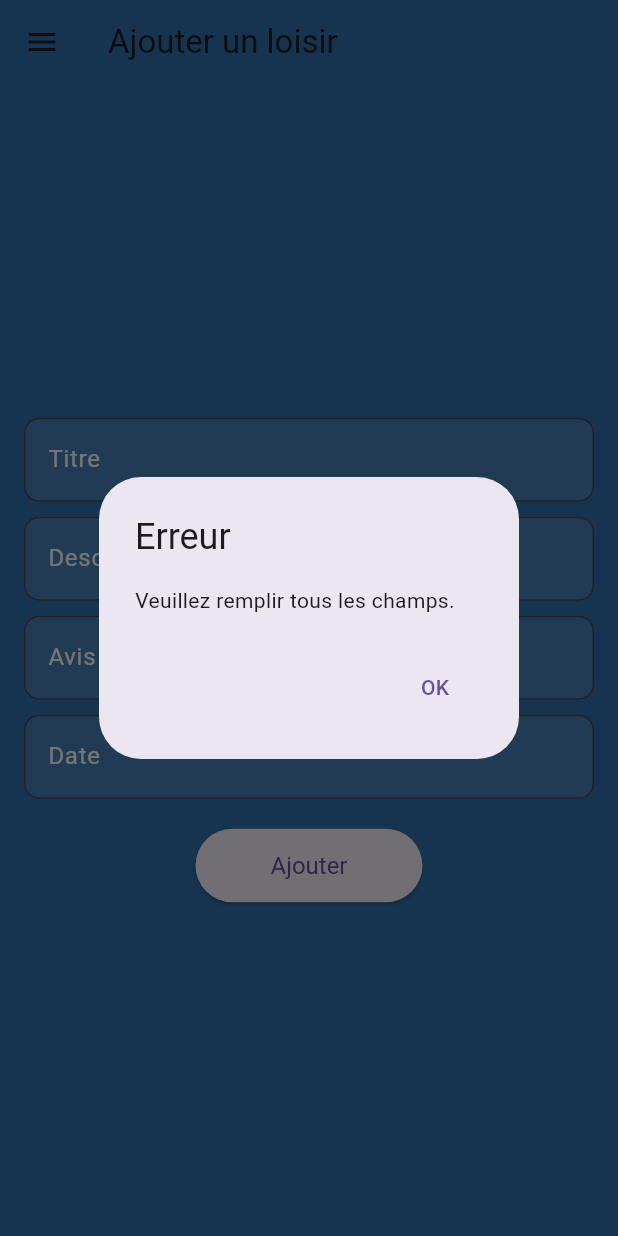
After one commit to Kvn9/film-flutter, a Flutter app: the AddLoisirPage screen opened by its route, after a tap on "Ajouter", on a phone screen of 412 x 824 dp. The commit adds this screen. Run offline on Flutter 3.47's test engine with Material 3 defaults, Android fonts, the light colour scheme and no system bars; Roboto replaces fonts that are missing (Numans).

Commit message:
Update Fichier

```diff
--- /dev/null
+++ b/lib/add_loisir_page.dart
@@ -0,0 +1,126 @@
+import 'package:flutter/material.dart';
+import 'drawer.dart';
+
+class AddLoisirPage extends StatefulWidget {
+  @override
+  _AddLoisirPageState createState() => _AddLoisirPageState();
+}
+
+class _AddLoisirPageState extends State<AddLoisirPage> {
+  final TextEditingController _titleController = TextEditingController();
+  final TextEditingController _descriptionController = TextEditingController();
+  final TextEditingController _reviewController = TextEditingController();
+  final TextEditingController _dateController = TextEditingController();
+
+  void _addLoisir() {
+    if (_titleController.text.isNotEmpty &&
+        _descriptionController.text.isNotEmpty &&
+        _reviewController.text.isNotEmpty &&
+        _dateController.text.isNotEmpty) {
+      final newLoisir = {
+        'title': _titleController.text,
+        'image': 'assets/images/default.jpg', // Image par défaut
+        'description': _descriptionController.text,
+        'review': _reviewController.text,
+        'date': _dateController.text,
+      };
+      Navigator.pop(context, newLoisir); // Retourner les données à HomePage
+    } else {
+      showDialog(
+        context: context,
+        builder: (context) => AlertDialog(
+          title: Text('Erreur'),
+          content: Text('Veuillez remplir tous les champs.'),
+          actions: [
+            TextButton(
+              onPressed: () => Navigator.pop(context),
+              child: Text('OK'),
+            ),
+          ],
+        ),
+      );
+    }
+  }
+
+  @override
+  Widget build(BuildContext context) {
+    return Scaffold(
+      appBar: AppBar(
+        title: Text('Ajouter un loisir'),
+      ),
+      drawer: AppDrawer(),
+      body: Padding(
+        padding: const EdgeInsets.all(16.0),
+        child: Column(
+          mainAxisAlignment: MainAxisAlignment.center,
+          children: [
+            TextField(
+              controller: _titleController,
+              decoration: InputDecoration(
+                labelText: 'Titre',
+                labelStyle: TextStyle(color: Colors.white),
+                filled: true,
+                fillColor: Colors.white12,
+                border: OutlineInputBorder(
+                  borderRadius: BorderRadius.circular(10),
+                ),
+              ),
+              style: TextStyle(color: Colors.white),
+            ),
+            SizedBox(height: 10),
+            TextField(
+              controller: _descriptionController,
+              decoration: InputDecoration(
+                labelText: 'Description',
+                labelStyle: TextStyle(color: Colors.white),
+                filled: true,
+                fillColor: Colors.white12,
+                border: OutlineInputBorder(
+                  borderRadius: BorderRadius.circular(10),
+                ),
+              ),
+              style: TextStyle(color: Colors.white),
+            ),
+            SizedBox(height: 10),
+            TextField(
+              controller: _reviewController,
+              decoration: InputDecoration(
+                labelText: 'Avis',
+                labelStyle: TextStyle(color: Colors.white),
+                filled: true,
+                fillColor: Colors.white12,
+                border: OutlineInputBorder(
+                  borderRadius: BorderRadius.circular(10),
+                ),
+              ),
+              style: TextStyle(color: Colors.white),
+            ),
+            SizedBox(height: 10),
+            TextField(
+              controller: _dateController,
+              decoration: InputDecoration(
+                labelText: 'Date',
+                labelStyle: TextStyle(color: Colors.white),
+                filled: true,
+                fillColor: Colors.white12,
+                border: OutlineInputBorder(
+                  borderRadius: BorderRadius.circular(10),
+                ),
+              ),
+              style: TextStyle(color: Colors.white),
+            ),
+            SizedBox(height: 20),
+            ElevatedButton(
+              onPressed: _addLoisir,
+              child: Text('Ajouter'),
+              style: ElevatedButton.styleFrom(
+                padding: EdgeInsets.symmetric(horizontal: 50, vertical: 15),
+                textStyle: TextStyle(fontSize: 16),
+              ),
+            ),
+          ],
+        ),
+      ),
+    );
+  }
+}
--- a/lib/drawer.dart
+++ b/lib/drawer.dart
@@ -33,6 +33,20 @@ class AppDrawer extends StatelessWidget {
               Navigator.pushReplacementNamed(context, '/');
             },
           ),
+          ListTile(
+            leading: Icon(Icons.app_registration),
+            title: Text('Inscription'),
+            onTap: () {
+              Navigator.pushReplacementNamed(context, '/signup');
+            },
+          ),
+          ListTile(
+            leading: Icon(Icons.add),
+            title: Text('Ajouter un loisir'),
+            onTap: () {
+              Navigator.pushReplacementNamed(context, '/add');
+            },
+          ),
         ],
       ),
     );
--- a/lib/main.dart
+++ b/lib/main.dart
@@ -1,6 +1,8 @@
 import 'package:flutter/material.dart';
 import 'home_page.dart';
 import 'login_page.dart';
+import 'sign_up_page.dart';
+import 'add_loisir_page.dart';
 
 void main() {
   runApp(LoisirsApp());
@@ -10,6 +12,7 @@ class LoisirsApp extends StatelessWidget {
   @override
   Widget build(BuildContext context) {
     return MaterialApp(
+      debugShowCheckedModeBanner: false,
       title: 'Loisirs App',
       theme: ThemeData(
         primaryColor: Color(0xFF2F70AF),
@@ -27,7 +30,8 @@ class LoisirsApp extends StatelessWidget {
       routes: {
         '/': (context) => LoginPage(),
         '/home': (context) => HomePage(),
-        // Ajoutez d'autres routes ici si nécessaire
+        '/signup': (context) => SignUpPage(),
+        '/add': (context) => AddLoisirPage(),
       },
     );
   }
```
Also changed, not shown: lib/detail_page.dart (+6 -1 lines), lib/home_page.dart (+125 -21 lines), lib/sign_up_page.dart (added, +109 -0 lines).
